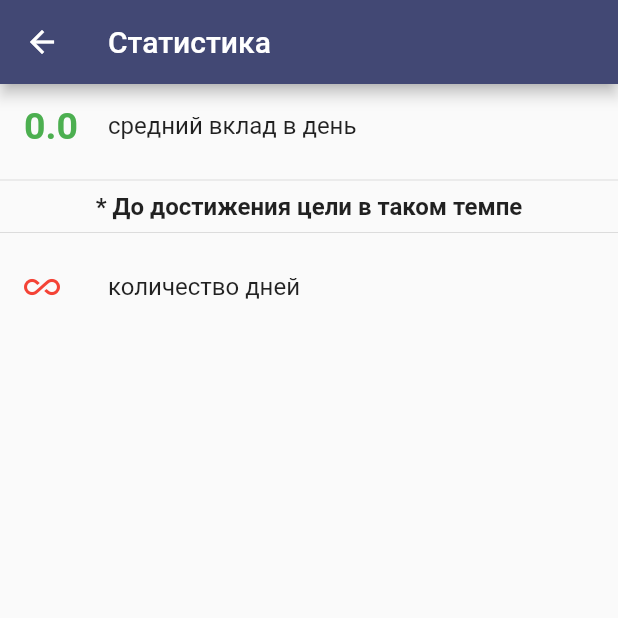
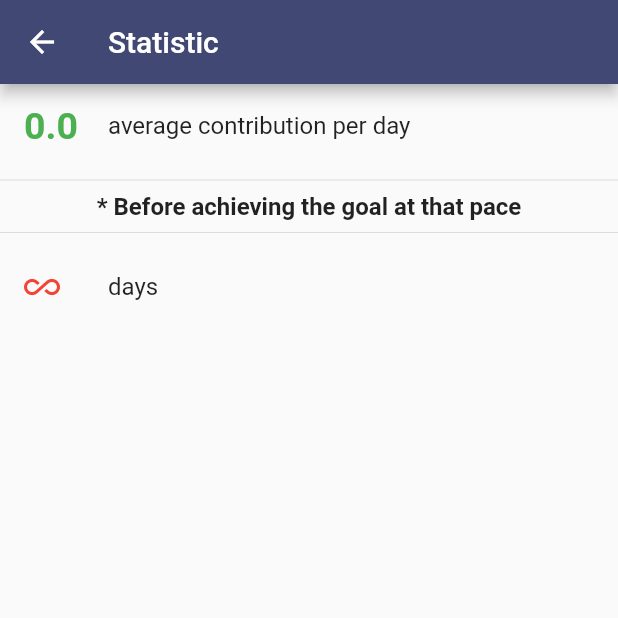
Before and after one commit to Jarkynbekbat/money_counter_provider, a Flutter app: the StatisticPage screen opened by its route, on a phone screen of 412 x 824 dp, the top half of it. Run offline on Flutter 3.47's test engine with Material 2 defaults, Android fonts, the phone set to English and light mode, and no system bars; our stand-ins replace percent_indicator, shared_preferences; missing offline and left inert: easy_dialog, floating_action_row, in_app_update; accounts and stored records are empty.

Commit message:
localization, in app update

```diff
--- a/lib/providers/goal_provider.dart
+++ b/lib/data/providers/goal_provider.dart
@@ -3,9 +3,9 @@ import 'dart:convert';
 import 'package:flutter/cupertino.dart';
 import 'package:flutter/material.dart';
 
-import '../data/models/page_models/statistic_screen_model.dart';
-import '../data/services/local_goal_service.dart';
-import '../data/services/local_transaction_service.dart';
+import '../models/page_models/statistic_screen_model.dart';
+import '../services/local_goal_service.dart';
+import '../services/local_transaction_service.dart';
 
 class GoalProvider extends ChangeNotifier {
   String name;
--- /dev/null
+++ b/lib/localization/app_localization.dart
@@ -0,0 +1,45 @@
+import 'dart:convert';
+
+import 'package:flutter/material.dart';
+import 'package:flutter/services.dart';
+
+class AppLocalization {
+  final Locale locale;
+  AppLocalization(this.locale);
+
+  static AppLocalization of(BuildContext context) {
+    return Localizations.of<AppLocalization>(context, AppLocalization);
+  }
+
+  Map<String, String> _localizedValues;
+
+  Future load() async {
+    String jsonStringValues = await rootBundle
+        .loadString('lib/localization/lang/${locale.languageCode}.json');
+    Map<String, dynamic> mappedJson = json.decode(jsonStringValues);
+    _localizedValues =
+        mappedJson.map((key, value) => MapEntry(key, value.toString()));
+  }
+
+  String getTranslatedValue(String key) => _localizedValues[key];
+
+  static const LocalizationsDelegate<AppLocalization> delegate =
+      _DemoLocalizationDelegate();
+}
+
+class _DemoLocalizationDelegate extends LocalizationsDelegate<AppLocalization> {
+  const _DemoLocalizationDelegate();
+
+  @override
+  bool isSupported(Locale locale) => ['ru', 'en'].contains(locale.languageCode);
+
+  @override
+  Future<AppLocalization> load(Locale locale) async {
+    AppLocalization localization = AppLocalization(locale);
+    await localization.load();
+    return localization;
+  }
+
+  @override
+  bool shouldReload(LocalizationsDelegate<AppLocalization> old) => false;
+}
--- /dev/null
+++ b/lib/localization/get_value.dart
@@ -0,0 +1,7 @@
+import 'package:flutter/cupertino.dart';
+
+import 'app_localization.dart';
+
+String getValue(BuildContext context, String key) {
+  return AppLocalization.of(context).getTranslatedValue(key);
+}
--- /dev/null
+++ b/lib/localization/lang/en.json
@@ -0,0 +1,29 @@
+{
+  "goal": "Goal",
+  "sum": "Sum",
+  "inputGoal": "enter goal",
+
+  "title": " My accounting",
+  "accumulated": "accumulated",
+  "нaveToSave": "have to save",
+
+  "put": "put money",
+  "take": "take money",
+  "inputHint": "enter sum",
+  "ok": "ok",
+  "cancel": "cancel",
+
+  "statisticTitle": "Statistic",
+  "avarageSum": "average contribution per day",
+  "beforeGoalTitle": "* Before achieving the goal at that pace",
+  "beforeDays": "days",
+  "beforeMonths": "months",
+  "beforeYears": "years",
+
+  "aboutTitle": "About app",
+  "about": "The application 'My Accounting' is designed to help people keep records of accumulation, look at statistics, forecast, the application is under development therefore if you have any problems, please inform us by clicking on the button below.",
+  "textUs": "text us",
+
+  "transactionTitle": "Are you sure ?",
+  "transactionSubtitle": "this cancels the transaction and returns the previous state"
+}
--- a/lib/ui/pages/statistic_page.dart
+++ b/lib/ui/pages/statistic_page.dart
@@ -1,8 +1,9 @@
 import 'package:flutter/material.dart';
 import 'package:provider/provider.dart';
+import 'package:safe_money/localization/get_value.dart';
 
 import '../../data/models/page_models/statistic_screen_model.dart';
-import '../../providers/goal_provider.dart';
+import '../../data/providers/goal_provider.dart';
 
 class StatisticPage extends StatelessWidget {
   static String route = 'statistic';
@@ -17,7 +18,7 @@ class StatisticPage extends StatelessWidget {
 
     return Scaffold(
       appBar: AppBar(
-        title: const Text('Статистика'),
+        title: Text(getValue(context, 'statisticTitle')),
       ),
       body: Container(
         // padding: EdgeInsets.all(12.0),
@@ -33,11 +34,11 @@ class StatisticPage extends StatelessWidget {
                       snapshot.data.averageSumPerDay.toStringAsFixed(1),
                       style: statisticCountStyle,
                     ),
-                    title: const Text('средний вклад в день'),
+                    title: Text(getValue(context, 'avarageSum')),
                   ),
                   const Divider(),
-                  const Text(
-                    '* До достижения цели в таком темпе',
+                  Text(
+                    getValue(context, 'beforeGoalTitle'),
                     style:
                         TextStyle(fontSize: 16.0, fontWeight: FontWeight.bold),
                     textAlign: TextAlign.center,
@@ -49,7 +50,7 @@ class StatisticPage extends StatelessWidget {
                         snapshot.data.years.toString(),
                         style: statisticCountStyle,
                       ),
-                      title: Text('количество лет'),
+                      title: Text(getValue(context, 'beforeYears')),
                     ),
                   if (snapshot.data.months != 0)
                     ListTile(
@@ -57,7 +58,7 @@ class StatisticPage extends StatelessWidget {
                         snapshot.data.months.toString(),
                         style: statisticCountStyle,
                       ),
-                      title: Text('количество месяцев'),
+                      title: Text(getValue(context, 'beforeMonths')),
                     ),
                   ListTile(
                     leading: snapshot.data.days == 0
@@ -66,7 +67,7 @@ class StatisticPage extends StatelessWidget {
                             snapshot.data.days.toString(),
                             style: statisticCountStyle,
                           ),
-                    title: Text('количество дней'),
+                    title: Text(getValue(context, 'beforeDays')),
                   ),
 
                   // return
--- a/pubspec.yaml
+++ b/pubspec.yaml
@@ -9,8 +9,9 @@ environment:
 dependencies:
   flutter:
     sdk: flutter
+  flutter_localizations:
+    sdk: flutter
   intl: ^0.16.1
-
   provider: ^4.0.4
   floating_action_row: ^0.1.0
   shared_preferences: ^0.5.6
@@ -18,6 +19,7 @@ dependencies:
   path_provider: ^1.6.0
   percent_indicator: "^2.1.1"
   url_launcher:
+  in_app_update: ^1.1.11
 
   cupertino_icons: ^0.1.2
 
@@ -27,3 +29,5 @@ dev_dependencies:
 
 flutter:
   uses-material-design: true
+  assets:
+    - lib/localization/lang/
```
Also changed, not shown: lib/localization/lang/ru.json (added, +29 -0 lines), lib/main.dart (+51 -3 lines), lib/ui/pages/about_page.dart (+5 -3 lines), lib/ui/pages/auth_page.dart (+7 -6 lines), lib/ui/pages/home_page.dart (+64 -17 lines), lib/ui/widgets/my_simple_dialog.dart (renamed from lib/helpers/my_simple_dialog.dart, +5 -3 lines), lib/data/services/screen.dart (renamed from lib/helpers/screen.dart), lib/ui/widgets/my_dialog_for_cancel_transaction.dart (renamed from lib/helpers/my_dialog_for_cancel_transaction.dart), pubspec.lock, 2 other files.
